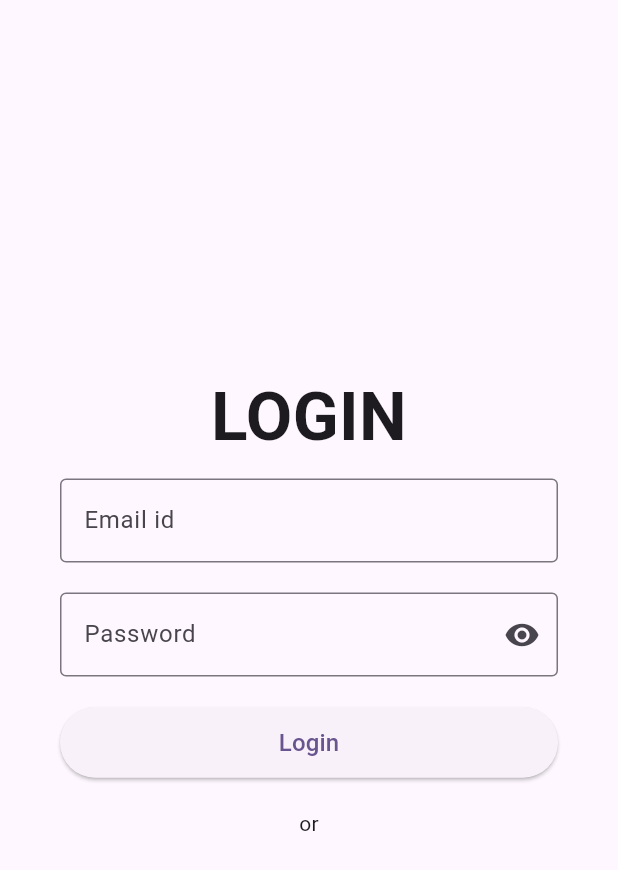
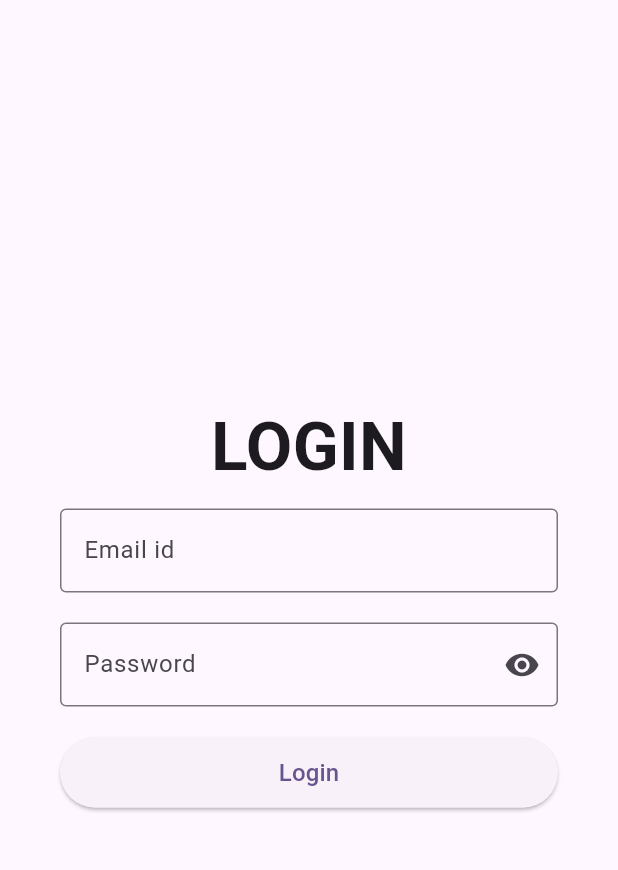
Before and after one commit to Akshay-C-A/GoodWillShare, a Flutter app: the LoginPage screen opened directly, on a phone screen of 412 x 824 dp. Shown: the top 870 px of the screen. Run offline on Flutter 3.47's test engine with Material 3 defaults, Android fonts, the phone set to English and light mode, and no system bars; our stand-ins replace cloud_firestore, firebase_auth, firebase_core; accounts and stored records are empty.

Commit message:
added login page

```diff
--- a/goodwillshare/lib/auth/login.dart
+++ b/goodwillshare/lib/auth/login.dart
@@ -173,8 +173,6 @@ class _LoginPageState extends State<LoginPage> {
                     ),
                   ),
                 SizedBox(height: 20.0),
-                Center(child: Text("or")),
-                SizedBox(height: 20.0),
               ],
             ),
           ),
--- a/goodwillshare/lib/main.dart
+++ b/goodwillshare/lib/main.dart
@@ -1,5 +1,6 @@
 import 'package:flutter/material.dart';
 import 'package:firebase_core/firebase_core.dart';
+import 'package:goodwillshare/auth/login.dart';
 import 'firebase_options.dart';
 
 void main() async {
@@ -22,7 +23,7 @@ class MyApp extends StatelessWidget {
         colorScheme: ColorScheme.fromSeed(seedColor: Colors.deepPurple),
         useMaterial3: true,
       ),
-      home: Scaffold(),
+      home: LoginPage(),
     );
   }
 }
```
Also changed, not shown: 1 other file.
